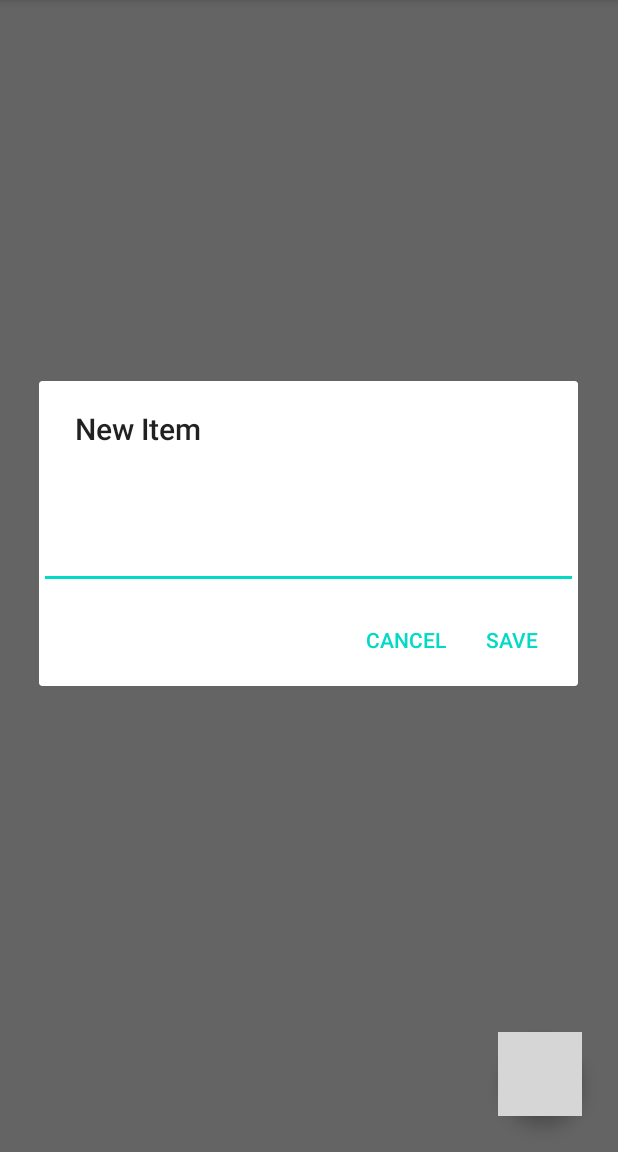
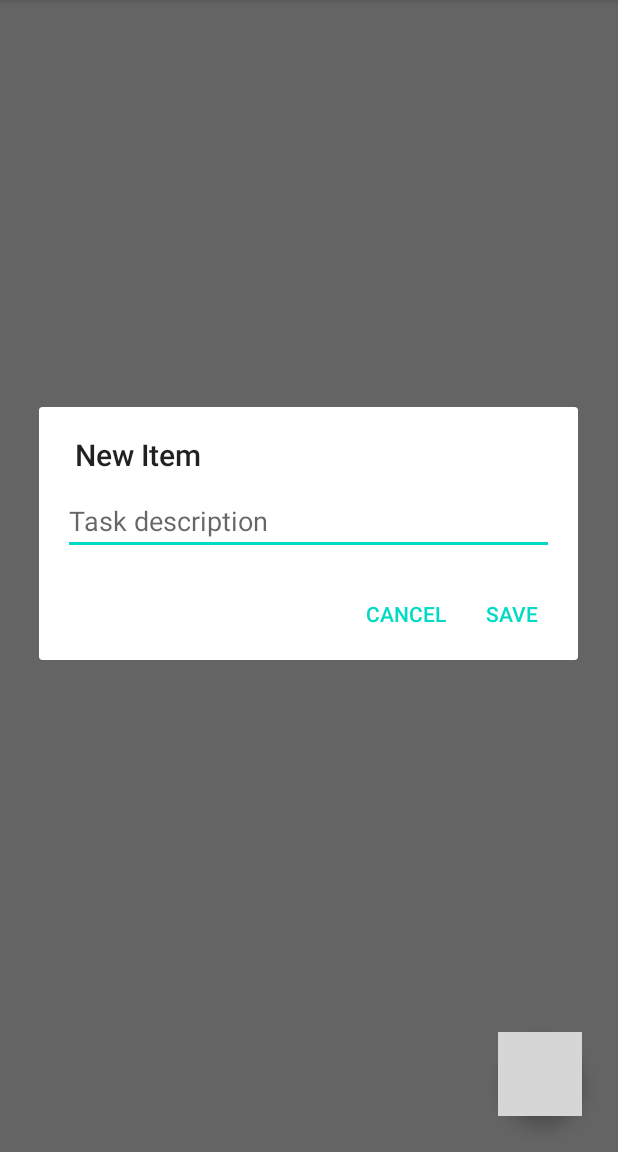
Before and after one commit to chrisc3456/azuretodolist, an Android app: the screen it shows after launch (MainActivity), after a tap on an icon or button, on a phone screen of 412 x 824 dp, the part 84-1236 px from its top. Run offline under Robolectric (Android 15) with nearby library versions, the phone set to English and light mode, and no system bars; our stand-ins replace data binding; grey boxes are pictures that could not be loaded.

Commit message:
New dialog fragment for adding/editing items. Additional service call and viewmodel/adapter changes to support

```diff
--- a/app/build.gradle
+++ b/app/build.gradle
@@ -2,6 +2,7 @@ apply plugin: 'com.android.application'
 apply plugin: 'kotlin-android'
 apply plugin: 'kotlin-android-extensions'
 apply plugin: 'kotlin-kapt'
+apply plugin: 'androidx.navigation.safeargs'
 
 android {
     compileSdkVersion 29
@@ -28,6 +29,11 @@ android {
     dataBinding {
         enabled = true
     }
+
+    kotlinOptions {
+        jvmTarget = "1.8"
+    }
+
     flavorDimensions 'version'
     productFlavors {
         local {
--- a/app/src/main/java/com/azure/todolist/repo/ItemListRepository.kt
+++ b/app/src/main/java/com/azure/todolist/repo/ItemListRepository.kt
@@ -5,6 +5,7 @@ import com.azure.todolist.model.Result
 
 interface ItemListRepository {
     fun getToDoList(): Result<List<ToDoItem>>
+    fun getToDoItem(id: String): Result<ToDoItem>
     fun addItem(item: ToDoItem): Result<ToDoItem>
     fun updateItem(item: ToDoItem): Result<ToDoItem>
     fun deleteItem(item: ToDoItem): Result<ToDoItem>
--- a/app/src/main/java/com/azure/todolist/repo/ItemListRepositoryImpl.kt
+++ b/app/src/main/java/com/azure/todolist/repo/ItemListRepositoryImpl.kt
@@ -33,6 +33,11 @@ class ItemListRepositoryImpl: ItemListRepository {
         }
     }
 
+    override fun getToDoItem(id: String): Result<ToDoItem> {
+        val serviceCall = azureService.getToDoItem(id)
+        return handleToDoItemResponse(serviceCall)
+    }
+
     override fun addItem(item: ToDoItem): Result<ToDoItem> {
         val serviceCall = azureService.createToDoItem(AzureToDoResponse.ToDoItemResponse("", "", item.content, false))
         return handleToDoItemResponse(serviceCall)
--- a/app/src/main/java/com/azure/todolist/ui/ItemListAdapter.kt
+++ b/app/src/main/java/com/azure/todolist/ui/ItemListAdapter.kt
@@ -41,12 +41,15 @@ class ItemListAdapter(private val itemListCallback: ItemListCallback): RecyclerV
     }
 
     fun updateItem(item: ToDoItem) {
-        val position = itemList.indexOf(item)
-        if (position != -1) {
-            notifyItemChanged(position)
-        } else {
+        val existingItem = itemList.firstOrNull { it.id == item.id }
+        if (existingItem == null) {
             itemList.add(item)
             notifyItemInserted(itemList.size)
+        } else {
+            val position = itemList.indexOf(existingItem)
+            itemList.removeAt(position)
+            itemList.add(position, item)
+            notifyItemChanged(position)
         }
     }
 
--- a/app/src/main/java/com/azure/todolist/ui/ItemListCallback.kt
+++ b/app/src/main/java/com/azure/todolist/ui/ItemListCallback.kt
@@ -5,4 +5,5 @@ import com.azure.todolist.model.ToDoItem
 interface ItemListCallback {
     fun onItemToggleDone(item: ToDoItem, isChecked: Boolean)
     fun onItemDeleteClick(item: ToDoItem)
+    fun onItemEditClick(item: ToDoItem)
 }
--- a/app/src/main/java/com/azure/todolist/ui/ItemListFragment.kt
+++ b/app/src/main/java/com/azure/todolist/ui/ItemListFragment.kt
@@ -1,19 +1,16 @@
 package com.azure.todolist.ui
 
-import android.app.AlertDialog
 import android.os.Bundle
-import android.text.InputType
-import android.util.Log
 import androidx.fragment.app.Fragment
 import android.view.LayoutInflater
 import android.view.View
 import android.view.ViewGroup
-import android.widget.EditText
 import android.widget.Toast
 import androidx.lifecycle.Observer
-import androidx.lifecycle.ViewModelProvider
+import androidx.navigation.fragment.findNavController
+import androidx.navigation.navGraphViewModels
 import androidx.recyclerview.widget.LinearLayoutManager
-import com.azure.todolist.viewmodel.ItemListViewModel
+import com.azure.todolist.viewmodel.ItemViewModel
 import com.azure.todolist.R
 import com.azure.todolist.model.ToDoItem
 import com.azure.todolist.model.Result
@@ -22,14 +19,11 @@ import kotlinx.android.synthetic.main.fragment_item_list.*
 class ItemListFragment : Fragment(), ItemListCallback {
 
     private val itemListAdapter = ItemListAdapter(this)
-    private lateinit var itemListViewModel: ItemListViewModel
+    private val itemViewModel: ItemViewModel by navGraphViewModels(R.id.nav_main)
 
     override fun onCreateView(inflater: LayoutInflater, container: ViewGroup?, savedInstanceState: Bundle?): View? {
         val view = inflater.inflate(R.layout.fragment_item_list, container, false)
-
         setupViewModel()
-        addObservers()
-
         return view
     }
 
@@ -40,18 +34,14 @@ class ItemListFragment : Fragment(), ItemListCallback {
     }
 
     private fun setupViewModel() {
-        itemListViewModel = ViewModelProvider(this).get(ItemListViewModel::class.java)
-        itemListViewModel.refreshToDoList()
+        itemViewModel.refreshToDoList()
+        itemViewModel.toDoItemList.observe(viewLifecycleOwner, Observer { result -> displayToDoList(result) })
+        itemViewModel.updatedToDoItem.observe(viewLifecycleOwner, Observer { result -> displayUpdatedItem(result) })
     }
 
     private fun setupRecycler() {
         recyclerItems.adapter = itemListAdapter
         recyclerItems.layoutManager = LinearLayoutManager(requireContext())
-    }
-
-    private fun addObservers() {
-        itemListViewModel.toDoItemList.observe(viewLifecycleOwner, Observer { result -> displayToDoList(result) })
-        itemListViewModel.toDoItem.observe(viewLifecycleOwner, Observer { result -> displayUpdatedItem(result) })
     }
 
     private fun displayToDoList(result: Result<List<ToDoItem>>) {
@@ -72,34 +62,30 @@ class ItemListFragment : Fragment(), ItemListCallback {
 
     private fun checkResultForError(result: Result<*>) {
         if (result.state == Result.State.COMPLETE_ERROR) {
-            Log.d("##ItemListFragment", "Error: ${result.message}")
             val toast = Toast.makeText(requireContext(), "Error: ${result.message}", Toast.LENGTH_SHORT)
             toast.show()
         }
     }
 
     override fun onItemDeleteClick(item: ToDoItem) {
-        itemListViewModel.deleteItem(item)
+        itemViewModel.deleteItem(item)
         itemListAdapter.deleteItem(item)
     }
 
     override fun onItemToggleDone(item: ToDoItem, isChecked: Boolean) {
         if (isChecked != item.isDone) {
-            itemListViewModel.toggleItemDone(item)
+            itemViewModel.toggleItemDone(item)
             itemListAdapter.updateItem(item)
         }
     }
 
+    override fun onItemEditClick(item: ToDoItem) {
+        val action = ItemListFragmentDirections.actionItemListFragmentToItemUpdateDialogFragment(item.id)
+        findNavController().navigate(action)
+    }
+
     private fun onAddButtonClick() {
-        val inputField = EditText(requireContext()).apply { inputType = InputType.TYPE_CLASS_TEXT }
-        val dialog = AlertDialog.Builder(requireActivity())
-            .setMessage(R.string.dialog_message_add)
-            .setTitle(R.string.dialog_title_add)
-            .setView(inputField)
-            .setPositiveButton(R.string.dialog_button_positive) { _, _ -> itemListViewModel.createItem(inputField.text.toString()) }
-            .setNegativeButton(R.string.dialog_button_negative) { _, _ -> }
-            .create()
-
-        dialog.show()
+        val action = ItemListFragmentDirections.actionItemListFragmentToItemUpdateDialogFragment(null)
+        findNavController().navigate(action)
     }
 }
--- /dev/null
+++ b/app/src/main/java/com/azure/todolist/ui/ItemUpdateDialogFragment.kt
@@ -0,0 +1,76 @@
+package com.azure.todolist.ui
+
+import androidx.appcompat.app.AlertDialog
+import android.app.Dialog
+import android.os.Bundle
+import android.view.LayoutInflater
+import android.view.View
+import android.view.ViewGroup
+import android.widget.EditText
+import androidx.databinding.DataBindingUtil
+import androidx.fragment.app.DialogFragment
+import androidx.lifecycle.Observer
+import androidx.navigation.navGraphViewModels
+import com.azure.todolist.R
+import com.azure.todolist.databinding.FragmentItemUpdateDialogBinding
+import com.azure.todolist.model.ToDoItem
+import com.azure.todolist.model.Result
+import com.azure.todolist.viewmodel.ItemViewModel
+
+class ItemUpdateDialogFragment: DialogFragment() {
+
+    private var itemId: String? = null
+    private val itemViewModel: ItemViewModel by navGraphViewModels(R.id.nav_main)
+    private lateinit var binding: FragmentItemUpdateDialogBinding
+
+    override fun onCreate(savedInstanceState: Bundle?) {
+        super.onCreate(savedInstanceState)
+        itemId = ItemUpdateDialogFragmentArgs.fromBundle(requireArguments()).itemId
+    }
+
+    override fun onCreateDialog(savedInstanceState: Bundle?): Dialog {
+        binding = DataBindingUtil.inflate(LayoutInflater.from(requireContext()), R.layout.fragment_item_update_dialog, null, false)
+
+        val builder = AlertDialog.Builder(requireContext())
+            .setView(binding.root)
+            .setTitle(getTitle())
+            .setNegativeButton(resources.getString(R.string.dialog_button_negative), null)
+            .setPositiveButton(resources.getString(R.string.dialog_button_positive)) { _, _ -> saveItem() }
+
+        return builder.create()
+    }
+
+    override fun onCreateView(inflater: LayoutInflater, container: ViewGroup?, savedInstanceState: Bundle?): View? {
+        return inflater.inflate(R.layout.fragment_item_update_dialog, container, false)
+    }
+
+    override fun onViewCreated(view: View, savedInstanceState: Bundle?) {
+        super.onViewCreated(view, savedInstanceState)
+        setupViewModel()
+    }
+
+    private fun setupViewModel() {
+        itemId?.let { itemViewModel.refreshToDoItem(itemId!!) }
+        itemViewModel.toDoItem.observe(viewLifecycleOwner, Observer { result -> displayItem(result) })
+    }
+
+    private fun getTitle(): String =
+        when (itemId) {
+            null -> resources.getString(R.string.dialog_title_add)
+            else -> resources.getString(R.string.dialog_title_edit)
+        }
+
+    private fun displayItem(result: Result<ToDoItem>) {
+        if (result.state == Result.State.COMPLETE_SUCCESS) {
+            binding.item = result.resultData
+        }
+    }
+
+    private fun saveItem() {
+        if (itemId == null) {
+            itemViewModel.createItem(requireDialog().findViewById<EditText>(R.id.editTextItemContent).text.toString())
+        } else {
+            itemViewModel.updateItemContent(binding.item!!, requireDialog().findViewById<EditText>(R.id.editTextItemContent).text.toString())
+        }
+    }
+}
--- a/app/src/main/java/com/azure/todolist/viewmodel/ItemListViewModel.kt
+++ b/app/src/main/java/com/azure/todolist/viewmodel/ItemViewModel.kt
@@ -9,16 +9,25 @@ import com.azure.todolist.repo.ItemListRepositoryImpl
 import kotlinx.coroutines.Dispatchers
 import kotlinx.coroutines.launch
 
-class ItemListViewModel: ViewModel() {
+class ItemViewModel: ViewModel() {
 
     private val itemListRepository = ItemListRepositoryImpl()
     val toDoItemList = MutableLiveData<Result<List<ToDoItem>>>()
     val toDoItem = MutableLiveData<Result<ToDoItem>>()
+    val updatedToDoItem = MutableLiveData<Result<ToDoItem>>()
 
     fun refreshToDoList() {
         viewModelScope.launch(Dispatchers.IO) {
             toDoItemList.postValue(
                 itemListRepository.getToDoList()
+            )
+        }
+    }
+
+    fun refreshToDoItem(id: String) {
+        viewModelScope.launch(Dispatchers.IO) {
+            toDoItem.postValue(
+                itemListRepository.getToDoItem(id)
             )
         }
     }
@@ -41,7 +50,7 @@ class ItemListViewModel: ViewModel() {
 
     fun createItem(content: String) {
         viewModelScope.launch(Dispatchers.IO) {
-            toDoItem.postValue(
+            updatedToDoItem.postValue(
                 itemListRepository.addItem(ToDoItem("", content, false))
             )
         }
@@ -49,7 +58,7 @@ class ItemListViewModel: ViewModel() {
 
     private fun updateItem(item: ToDoItem) {
         viewModelScope.launch(Dispatchers.IO) {
-            toDoItem.postValue(
+            updatedToDoItem.postValue(
                 itemListRepository.updateItem(item)
             )
         }
--- /dev/null
+++ b/app/src/main/res/layout/fragment_item_update_dialog.xml
@@ -0,0 +1,37 @@
+<?xml version="1.0" encoding="utf-8"?>
+<layout xmlns:tools="http://schemas.android.com/tools"
+    xmlns:app="http://schemas.android.com/apk/res-auto"
+    xmlns:android="http://schemas.android.com/apk/res/android">
+
+    <data>
+        <variable
+            name="item"
+            type="com.azure.todolist.model.ToDoItem" />
+    </data>
+
+    <androidx.constraintlayout.widget.ConstraintLayout
+        android:layout_width="match_parent"
+        android:layout_height="wrap_content">
+
+        <EditText
+            android:id="@+id/editTextItemContent"
+            android:layout_width="match_parent"
+            android:layout_height="wrap_content"
+            android:layout_marginStart="16dp"
+            android:layout_marginTop="8dp"
+            android:layout_marginEnd="16dp"
+            android:layout_marginBottom="8dp"
+            android:ems="10"
+            android:hint="@string/dialog_input_hint"
+            android:importantForAutofill="no"
+            android:inputType="text"
+            android:selectAllOnFocus="true"
+            android:singleLine="true"
+            android:text="@{item.content}"
+            app:layout_constraintBottom_toBottomOf="parent"
+            app:layout_constraintEnd_toEndOf="parent"
+            app:layout_constraintStart_toStartOf="parent"
+            app:layout_constraintTop_toTopOf="parent" />
+
+    </androidx.constraintlayout.widget.ConstraintLayout>
+</layout>
--- a/app/src/main/res/layout/item_todo.xml
+++ b/app/src/main/res/layout/item_todo.xml
@@ -37,6 +37,7 @@
             android:layout_marginEnd="8dp"
             android:layout_marginRight="8dp"
             android:text="@{item.content}"
+            android:onClick="@{()->itemCallback.onItemEditClick(item)}"
             app:layout_constraintBottom_toBottomOf="parent"
             app:layout_constraintEnd_toStartOf="@+id/imageButtonDelete"
             app:layout_constraintStart_toEndOf="@+id/checkBoxDone"
--- a/app/src/main/res/navigation/nav_main.xml
+++ b/app/src/main/res/navigation/nav_main.xml
@@ -9,5 +9,19 @@
         android:id="@+id/itemListFragment"
         android:name="com.azure.todolist.ui.ItemListFragment"
         android:label="fragment_item_list"
-        tools:layout="@layout/fragment_item_list" />
+        tools:layout="@layout/fragment_item_list" >
+        <action
+            android:id="@+id/action_itemListFragment_to_itemUpdateDialogFragment"
+            app:destination="@id/itemUpdateDialogFragment" />
+    </fragment>
+    <dialog
+        android:id="@+id/itemUpdateDialogFragment"
+        android:name="com.azure.todolist.ui.ItemUpdateDialogFragment"
+        android:label="ItemUpdateDialogFragment"
+        tools:layout="@layout/fragment_item_update_dialog" >
+        <argument
+            android:name="itemId"
+            app:argType="string"
+            app:nullable="true" />
+    </dialog>
 </navigation>
--- a/app/src/main/res/values/strings.xml
+++ b/app/src/main/res/values/strings.xml
@@ -7,4 +7,5 @@
     <string name="dialog_title_edit">Edit Item</string>
     <string name="dialog_button_positive">Save</string>
     <string name="dialog_button_negative">Cancel</string>
+    <string name="dialog_input_hint">Task description</string>
 </resources>
--- a/app/src/main/res/values/styles.xml
+++ b/app/src/main/res/values/styles.xml
@@ -2,7 +2,6 @@
 
     <!-- Base application theme. -->
     <style name="AppTheme" parent="Theme.AppCompat.Light.DarkActionBar">
-        <!-- Customize your theme here. -->
         <item name="colorPrimary">@color/colorPrimary</item>
         <item name="colorPrimaryDark">@color/colorPrimaryDark</item>
         <item name="colorAccent">@color/colorAccent</item>
--- a/build.gradle
+++ b/build.gradle
@@ -19,6 +19,7 @@ buildscript {
     dependencies {
         classpath 'com.android.tools.build:gradle:3.6.3'
         classpath "org.jetbrains.kotlin:kotlin-gradle-plugin:$kotlin_version"
+        classpath "androidx.navigation:navigation-safe-args-gradle-plugin:2.2.2"
 
         // NOTE: Do not place your application dependencies here; they belong
         // in the individual module build.gradle files
```
